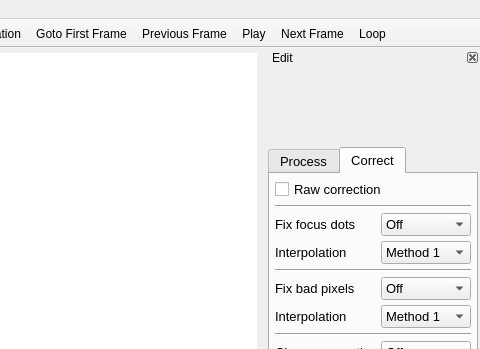
This is platform/qt/MainWindow.ui in ilia3101/MLV-App as Qt 5 draws it before an edit; both pictures show x 720 to 1200 and y 0 to 349 of the 1200 by 766 pixel window. The edited form follows.
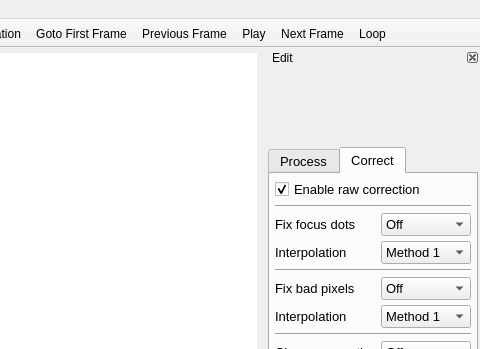
This is the edited form. The open tabs and pages were chosen to show the change. Icons and pictures are not drawn. Custom widgets are drawn as their Qt base class.

Commit message: QtApp: RawFix en-/disable check working in all GUI functions. BUT: a call to llrawproc needed!

Patch:
```diff
--- a/platform/qt/MainWindow.ui
+++ b/platform/qt/MainWindow.ui
@@ -1318,8 +1318,16 @@
                <property name="enabled">
                 <bool>true</bool>
                </property>
+               <property name="font">
+                <font>
+                 <pointsize>10</pointsize>
+                </font>
+               </property>
                <property name="text">
-                <string>Raw correction</string>
+                <string>Enable raw correction</string>
+               </property>
+               <property name="checked">
+                <bool>true</bool>
                </property>
               </widget>
              </item>
```
Left out of the diff: 2 changed lines with no effect on the pictures. The commit also changes 4 other files.
